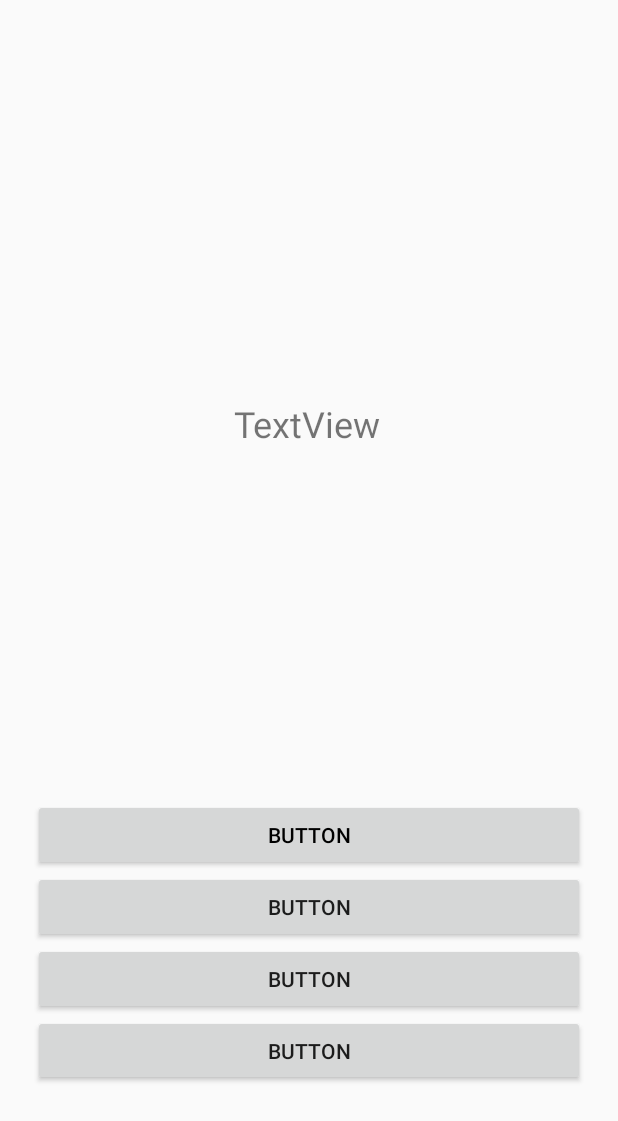
After one commit to MalcolmChen97/LandOfVoca, an Android app: the MultipleChoice screen opened directly, with no data from a screen before it, on a phone screen of 412 x 824 dp. The commit adds this screen. Shown: the top 1121 px of the screen. Run offline under Robolectric (Android 15) with nearby library versions, the phone set to English and light mode, and no system bars.

Commit message:
create basic features for multiple choices

```diff
--- a/MainApp/Android/app/src/main/AndroidManifest.xml
+++ b/MainApp/Android/app/src/main/AndroidManifest.xml
@@ -19,6 +19,7 @@
                 <category android:name="android.intent.category.LAUNCHER" />
             </intent-filter>
         </activity>
+        <activity android:name=".MultipleChoice"></activity>
     </application>
 
 </manifest>
--- /dev/null
+++ b/MainApp/Android/app/src/main/java/com/tigerteam/landofvoca/MultipleChoice.java
@@ -0,0 +1,69 @@
+package com.tigerteam.landofvoca;
+
+import android.content.Context;
+import android.content.Intent;
+import android.graphics.Color;
+import android.support.v7.app.AppCompatActivity;
+import android.os.Bundle;
+import android.view.View;
+import android.view.Window;
+import android.widget.Button;
+
+import java.util.List;
+
+public class MultipleChoice extends AppCompatActivity {
+    private Button[] CHOICE ;
+
+    @Override
+    protected void onCreate(Bundle savedInstanceState) {
+        super.onCreate(savedInstanceState);
+        setContentView(R.layout.activity_multiple_choice);
+
+        declareBtn();
+        setUpbtn();
+
+
+    }
+
+
+    private void setUpbtn(){
+        int numOfChoice = getResources().getInteger(R.integer.num_Of_Choices);
+        for(int i = 0;i < numOfChoice;i++){
+            final Button btn = CHOICE[i];
+            final int currentBtn = i;
+
+            btn.setOnClickListener(new View.OnClickListener() {
+                @Override
+                public void onClick(View v) {
+                    if(checkCorrect()){
+                        CHOICE[currentBtn].setBackgroundColor(Color.GREEN);
+                        setWrongColor(currentBtn);
+                    }
+                }
+            });
+        }
+    }
+    private boolean checkCorrect(){
+        return true;
+    }
+    private void setWrongColor(int indexOfButton){
+        int numOfChoice = getResources().getInteger(R.integer.num_Of_Choices);
+        for(int i = 0; i < numOfChoice; i++){
+            if(i != indexOfButton){
+                CHOICE[i].setBackgroundColor(Color.RED);
+            }
+        }
+    }
+    private void declareBtn(){
+        int numOfChoice = getResources().getInteger(R.integer.num_Of_Choices);
+        CHOICE = new Button[numOfChoice];
+        for(int i = 0 ; i < numOfChoice ; i++){
+            int id = getResources().getIdentifier("MultipleChoice_" + i ,"id",getPackageName());
+            CHOICE[i] = (Button) findViewById(id);
+        }
+    }
+    public static Intent makeIntent(Context context){
+        return new Intent(context,MultipleChoice.class);
+    }
+
+}
--- /dev/null
+++ b/MainApp/Android/app/src/main/res/layout/activity_multiple_choice.xml
@@ -0,0 +1,68 @@
+<?xml version="1.0" encoding="utf-8"?>
+<android.support.constraint.ConstraintLayout xmlns:android="http://schemas.android.com/apk/res/android"
+    xmlns:app="http://schemas.android.com/apk/res-auto"
+    xmlns:tools="http://schemas.android.com/tools"
+    android:layout_width="match_parent"
+    android:layout_height="match_parent"
+    tools:context="com.tigerteam.landofvoca.MultipleChoice">
+
+    <LinearLayout
+        android:id="@+id/linearLayout"
+        android:layout_width="368dp"
+        android:layout_height="191dp"
+        android:layout_marginBottom="100dp"
+        android:layout_marginEnd="8dp"
+        android:layout_marginStart="8dp"
+        android:layout_marginTop="11dp"
+        android:orientation="vertical"
+        app:layout_constraintBottom_toBottomOf="parent"
+        app:layout_constraintEnd_toEndOf="parent"
+        app:layout_constraintStart_toStartOf="parent"
+        app:layout_constraintTop_toTopOf="parent"
+        app:layout_constraintVertical_bias="1.0">
+
+        <Button
+            android:id="@+id/MultipleChoice_0"
+            android:layout_width="match_parent"
+            android:layout_height="wrap_content"
+            android:text="Button"
+            android:textColor="@android:color/background_dark"
+            tools:layout_editor_absoluteX="64dp"
+            tools:layout_editor_absoluteY="34dp" />
+
+        <Button
+            android:id="@+id/MultipleChoice_1"
+            android:layout_width="match_parent"
+            android:layout_height="wrap_content"
+            android:text="Button" />
+
+        <Button
+            android:id="@+id/MultipleChoice_2"
+            android:layout_width="match_parent"
+            android:layout_height="wrap_content"
+            android:text="Button" />
+
+        <Button
+            android:id="@+id/MultipleChoice_3"
+            android:layout_width="match_parent"
+            android:layout_height="wrap_content"
+            android:text="Button" />
+    </LinearLayout>
+
+    <TextView
+        android:id="@+id/MultipleChoice_Question"
+        android:layout_width="wrap_content"
+        android:layout_height="wrap_content"
+        android:layout_marginBottom="64dp"
+        android:layout_marginEnd="106dp"
+        android:layout_marginStart="106dp"
+        android:layout_marginTop="96dp"
+        android:text="TextView"
+        android:textSize="24sp"
+        app:layout_constraintBottom_toTopOf="@+id/linearLayout"
+        app:layout_constraintEnd_toEndOf="parent"
+        app:layout_constraintHorizontal_bias="0.49"
+        app:layout_constraintStart_toStartOf="parent"
+        app:layout_constraintTop_toTopOf="parent" />
+
+</android.support.constraint.ConstraintLayout>
--- a/MainApp/Android/app/src/main/res/values/strings.xml
+++ b/MainApp/Android/app/src/main/res/values/strings.xml
@@ -1,4 +1,6 @@
 <resources>
     <string name="app_name">LandOfVoca</string>
     <string name="action_settings">Settings</string>
+    <string name="start">Start</string>
+    <integer name="num_Of_Choices">4</integer>
 </resources>
--- a/MainApp/Android/app/src/main/res/values/styles.xml
+++ b/MainApp/Android/app/src/main/res/values/styles.xml
@@ -1,14 +1,14 @@
 <resources>
 
     <!-- Base application theme. -->
-    <style name="AppTheme" parent="Theme.AppCompat.Light.DarkActionBar">
+    <style name="AppTheme" parent="Theme.AppCompat.Light.NoActionBar">
         <!-- Customize your theme here. -->
         <item name="colorPrimary">@color/colorPrimary</item>
         <item name="colorPrimaryDark">@color/colorPrimaryDark</item>
         <item name="colorAccent">@color/colorAccent</item>
     </style>
 
-    <style name="AppTheme.NoActionBar">
+    <style name="AppTheme.NoActionBar" >
         <item name="windowActionBar">false</item>
         <item name="windowNoTitle">true</item>
     </style>
```
Also changed, not shown: MainApp/Android/app/src/main/java/com/tigerteam/landofvoca/MainPage.java (+11 -27 lines), MainApp/Android/app/src/main/res/layout/activity_main_page.xml (+14 -24 lines), MainApp/Android/app/src/main/res/layout/content_main_page.xml (deleted, +0 -20 lines).
